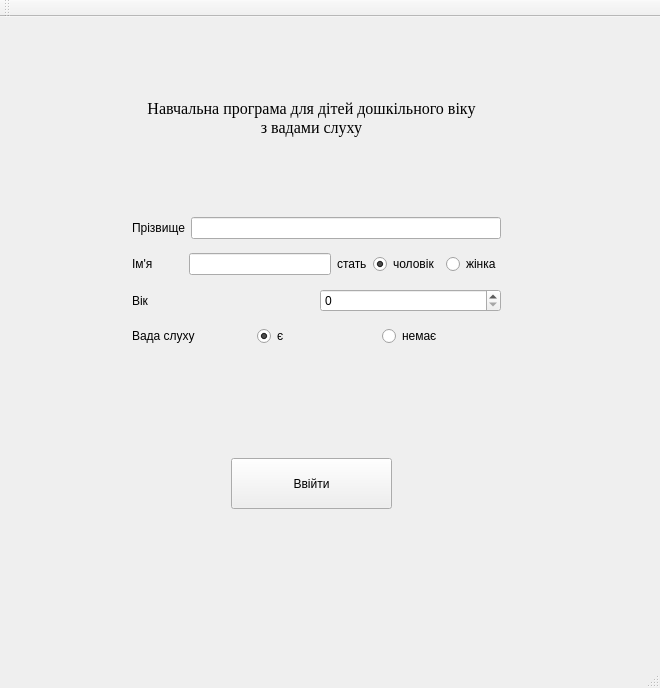
Above: mainwindow.ui from andrewkhimichuk/FinyakDiploma before the change. Below: the same form after it.
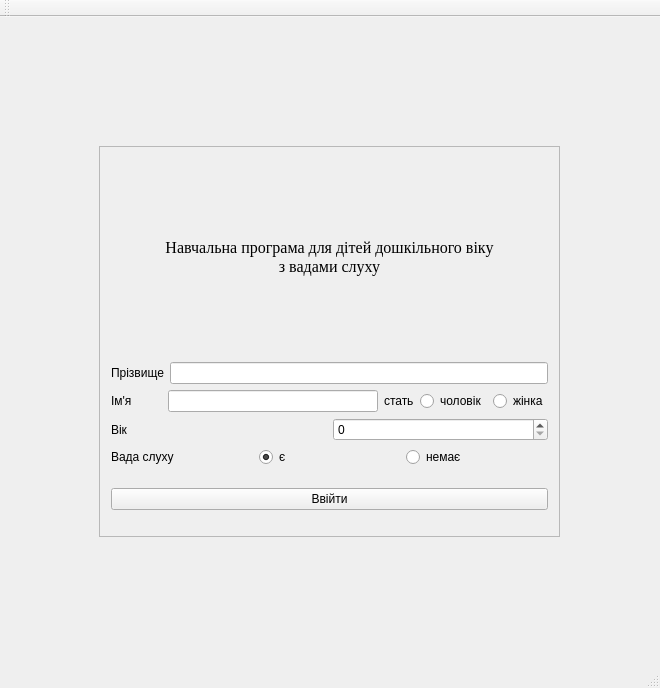
That is the form after the change. The open tabs and pages were chosen to show the change.

The edit to the form file:
```diff
--- a/mainwindow.ui
+++ b/mainwindow.ui
@@ -122,6 +122,52 @@
             </property>
            </widget>
           </widget>
+          <widget class="QWidget" name="page_6">
+           <layout class="QGridLayout" name="gridLayout_7">
+            <item row="0" column="0">
+             <layout class="QVBoxLayout" name="verticalLayout_7">
+              <item>
+               <layout class="QHBoxLayout" name="horizontalLayout_6">
+                <item>
+                 <widget class="QLabel" name="anmlPic">
+                  <property name="text">
+                   <string>TextLabel</string>
+                  </property>
+                 </widget>
+                </item>
+                <item>
+                 <widget class="QLabel" name="anmlGif">
+                  <property name="text">
+                   <string>TextLabel</string>
+                  </property>
+                 </widget>
+                </item>
+               </layout>
+              </item>
+              <item>
+               <widget class="QLabel" name="anmlWrd">
+                <property name="maximumSize">
+                 <size>
+                  <width>16777215</width>
+                  <height>150</height>
+                 </size>
+                </property>
+                <property name="text">
+                 <string>TextLabel</string>
+                </property>
+               </widget>
+              </item>
+              <item>
+               <widget class="QPushButton" name="nextStdAnmlBttn">
+                <property name="text">
+                 <string>PushButton</string>
+                </property>
+               </widget>
+              </item>
+             </layout>
+            </item>
+           </layout>
+          </widget>
          </widget>
         </item>
         <item row="1" column="0">
@@ -297,32 +343,31 @@
        <zorder>themelabel</zorder>
        <zorder>usr_Bttn</zorder>
        <zorder>verticalSpacer</zorder>
-       <zorder>veg_studyButton</zorder>
-       <zorder>fr_studyButton</zorder>
-       <zorder>an_studyButton</zorder>
       </widget>
       <widget class="QWidget" name="page_2">
-       <widget class="QPushButton" name="inputButton">
-        <property name="geometry">
-         <rect>
-          <x>220</x>
-          <y>430</y>
-          <width>161</width>
-          <height>51</height>
-         </rect>
-        </property>
-        <property name="text">
-         <string>Ввійти</string>
-        </property>
-       </widget>
+       <layout class="QGridLayout" name="gridLayout_5">
+        <item row="0" column="0">
+         <widget class="QFrame" name="frame">
+          <property name="maximumSize">
+           <size>
+            <width>461</width>
+            <height>391</height>
+           </size>
+          </property>
+          <property name="frameShape">
+           <enum>QFrame::StyledPanel</enum>
+          </property>
+          <property name="frameShadow">
+           <enum>QFrame::Raised</enum>
+          </property>
+          <layout class="QGridLayout" name="gridLayout_4">
+           <item row="0" column="0">
        <widget class="QLabel" name="label">
-        <property name="geometry">
-         <rect>
-          <x>90</x>
-          <y>60</y>
-          <width>421</width>
-          <height>61</height>
-         </rect>
+             <property name="maximumSize">
+              <size>
+               <width>441</width>
+               <height>168</height>
+              </size>
         </property>
         <property name="font">
          <font>
@@ -339,15 +384,8 @@
 &lt;p align=&quot;center&quot; style=&quot; margin-top:0px; margin-bottom:0px; margin-left:0px; margin-right:0px; -qt-block-indent:0; text-indent:0px;&quot;&gt;з вадами слуху&lt;/p&gt;&lt;/body&gt;&lt;/html&gt;</string>
         </property>
        </widget>
-       <widget class="QWidget" name="layoutWidget">
-        <property name="geometry">
-         <rect>
-          <x>110</x>
-          <y>170</y>
-          <width>391</width>
-          <height>171</height>
-         </rect>
-        </property>
+           </item>
+           <item row="1" column="0">
         <layout class="QVBoxLayout" name="verticalLayout">
          <item>
           <layout class="QHBoxLayout" name="horizontalLayout">
@@ -400,9 +438,6 @@
              <property name="checked">
               <bool>true</bool>
              </property>
-             <attribute name="buttonGroup">
-              <string notr="true">buttonGroup</string>
-             </attribute>
             </widget>
            </item>
            <item>
@@ -410,9 +445,6 @@
              <property name="text">
               <string>жінка</string>
              </property>
-             <attribute name="buttonGroup">
-              <string notr="true">buttonGroup</string>
-             </attribute>
             </widget>
            </item>
           </layout>
@@ -448,9 +480,6 @@
              <property name="checked">
               <bool>true</bool>
              </property>
-             <attribute name="buttonGroup">
-              <string notr="true">buttonGroup_2</string>
-             </attribute>
             </widget>
            </item>
            <item>
@@ -458,15 +487,23 @@
              <property name="text">
               <string>немає</string>
              </property>
-             <attribute name="buttonGroup">
-              <string notr="true">buttonGroup_2</string>
-             </attribute>
             </widget>
            </item>
           </layout>
          </item>
         </layout>
-       </widget>
+           </item>
+           <item row="2" column="0">
+            <widget class="QPushButton" name="inputButton">
+             <property name="text">
+              <string>Ввійти</string>
+             </property>
+            </widget>
+           </item>
+          </layout>
+         </widget>
+        </item>
+       </layout>
       </widget>
      </widget>
     </item>
```
Left out of the diff: 2 changed lines with no effect on the pictures. Lines whose indentation alone changed are shown as unchanged.
